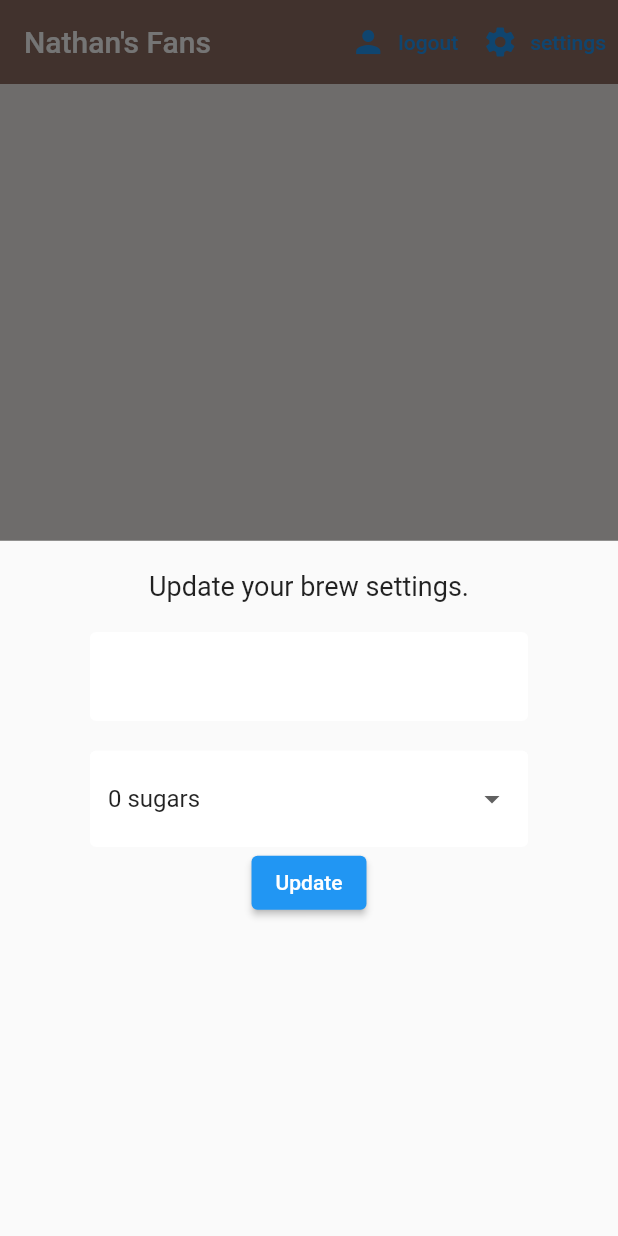
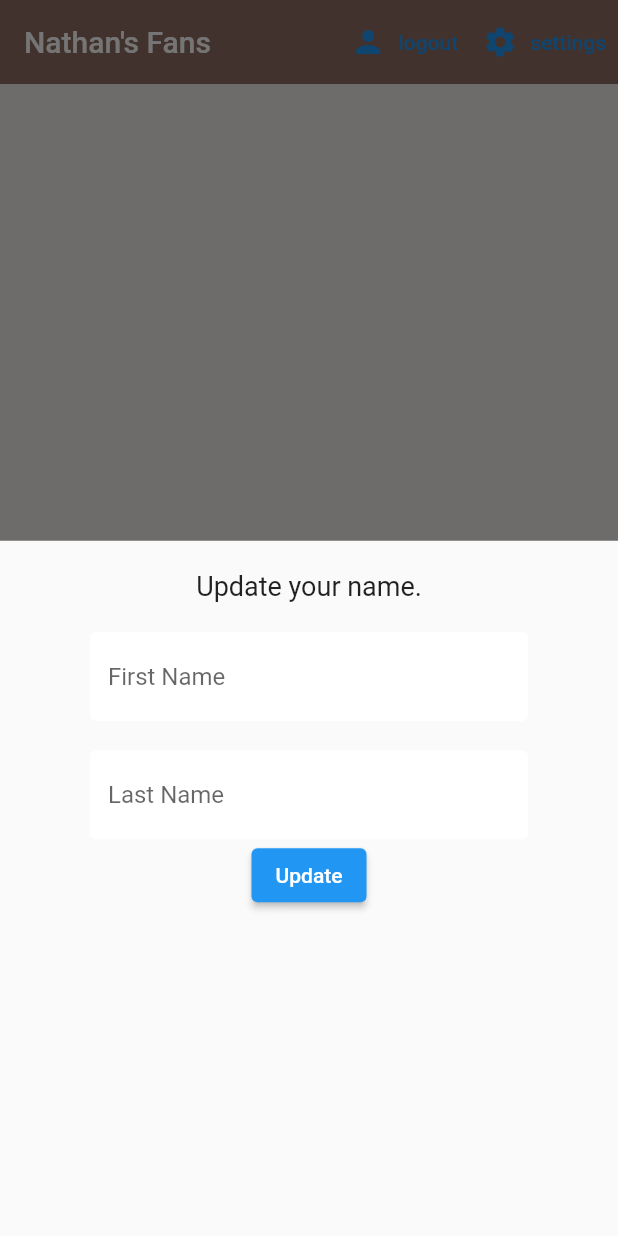
Before and after one commit to nalarkin/nathan_fan_page, a Flutter app: the screen it shows once a user with an empty profile is signed in, after a tap on "settings", on a phone screen of 412 x 824 dp. Run offline on Flutter 3.47's test engine with Material 2 defaults, Android fonts, the light colour scheme and no system bars; our stand-ins replace cloud_firestore, firebase_auth, firebase_core, flutter_spinkit; accounts and stored records are empty.

Commit message:
added functionality to update name

```diff
--- a/lib/screens/authenticate/register.dart
+++ b/lib/screens/authenticate/register.dart
@@ -19,12 +19,15 @@
   // text field state
   String email = '';
   String password = '';
+  String firstName = '';
+  String lastName = '';
   String error = '';
   @override
   Widget build(BuildContext context) {
     return loading
         ? Loading()
         : Scaffold(
+            resizeToAvoidBottomInset: false,
             backgroundColor: Colors.brown[100],
             appBar: AppBar(
               backgroundColor: Colors.brown[400],
@@ -45,7 +48,7 @@
                   key: _formKey,
                   child: Column(
                     children: <Widget>[
-                      SizedBox(height: 20.0),
+                      SizedBox(height: 15.0),
                       TextFormField(
                         decoration:
                             textInputDecoration.copyWith(hintText: 'Email'),
@@ -60,7 +63,7 @@
                           });
                         },
                       ),
-                      SizedBox(height: 20.0),
+                      SizedBox(height: 15.0),
                       TextFormField(
                         decoration:
                             textInputDecoration.copyWith(hintText: 'Password'),
@@ -76,7 +79,39 @@
                           });
                         },
                       ),
-                      SizedBox(height: 20.0),
+                      SizedBox(height: 15.0),
+                      TextFormField(
+                        decoration: textInputDecoration.copyWith(
+                            hintText: 'First Name'),
+                        obscureText: true,
+                        validator: (val) {
+                          return (val?.length ?? 0) < 1
+                              ? 'First Name Required.'
+                              : null;
+                        },
+                        onChanged: (val) {
+                          setState(() {
+                            firstName = val;
+                          });
+                        },
+                      ),
+                      SizedBox(height: 15.0),
+                      TextFormField(
+                        decoration:
+                            textInputDecoration.copyWith(hintText: 'Last Name'),
+                        obscureText: true,
+                        validator: (val) {
+                          return (val?.length ?? 0) < 1
+                              ? 'Last Name Required.'
+                              : null;
+                        },
+                        onChanged: (val) {
+                          setState(() {
+                            lastName = val;
+                          });
+                        },
+                      ),
+                      SizedBox(height: 15.0),
                       ElevatedButton(
                           style: ElevatedButton.styleFrom(
                               primary: Colors.pink[400]),
@@ -85,7 +120,7 @@
                               setState(() => loading = true);
                               dynamic result =
                                   await _auth.registerWithEmailAndPassword(
-                                      email, password);
+                                      email, password, firstName, lastName);
 
                               if (result == null) {
                                 setState(() {
@@ -99,10 +134,10 @@
                             "Register",
                             style: TextStyle(color: Colors.white),
                           )),
-                      SizedBox(height: 12.0),
+                      SizedBox(height: 5.0),
                       Text(
                         error,
-                        style: TextStyle(color: Colors.red, fontSize: 14.0),
+                        style: TextStyle(color: Colors.red, fontSize: 8.0),
                       )
                     ],
                   ),
--- a/lib/screens/home/settings_form.dart
+++ b/lib/screens/home/settings_form.dart
@@ -1,5 +1,8 @@
+import 'package:fanpage/services/database.dart';
 import 'package:flutter/material.dart';
 import 'package:fanpage/shared/constants.dart';
+import 'package:provider/provider.dart';
+import 'package:fanpage/models/user.dart';
 
 class SettingsForm extends StatefulWidget {
   const SettingsForm({Key? key}) : super(key: key);
@@ -13,49 +16,42 @@
   final List<String> sugars = ['0', '1', '2', '3', '4'];
 
   // form values
-  String _currName = '';
-  String _currSugars = '';
-  int _currStrength = 100;
+  String _firstName = '';
+  String _lastName = '';
 
   @override
   Widget build(BuildContext context) {
+    final user = Provider.of<TheUser?>(context);
     return Form(
         key: _formKey,
         child: Column(
           children: <Widget>[
             Text(
-              'Update your brew settings.',
+              'Update your name.',
               style: TextStyle(fontSize: 18.0),
             ),
             SizedBox(height: 20.0),
             TextFormField(
-              decoration: textInputDecoration,
+              decoration: textInputDecoration.copyWith(hintText: 'First Name'),
               validator: (val) =>
-                  (val?.isEmpty as bool) ? 'Please enter a name' : null,
-              onChanged: (val) => setState(() => _currName = val),
+                  (val?.isEmpty ?? false) ? 'Enter a first name.' : null,
+              onChanged: (val) => setState(() => _firstName = val),
             ),
             SizedBox(
               height: 20.0,
             ),
-            // dropdown
-            DropdownButtonFormField(
-              decoration: textInputDecoration,
-              value: _currSugars.isEmpty ? '0' : _currSugars,
-              onChanged: (val) => setState(() => _currSugars = val as String),
-              items: sugars.map((sugar) {
-                return DropdownMenuItem(
-                  value: sugar,
-                  child: Text('$sugar sugars'),
-                );
-              }).toList(),
+            TextFormField(
+              decoration: textInputDecoration.copyWith(hintText: 'Last Name'),
+              validator: (val) =>
+                  (val?.isEmpty ?? false) ? 'Enter a last name.' : null,
+              onChanged: (val) => setState(() => _lastName = val),
             ),
             // slider
 
             ElevatedButton(
                 onPressed: () async {
-                  print(_currName);
-                  print(_currSugars);
-                  print(_currStrength);
+                  await DatabaseService(uid: user?.uid ?? '')
+                      .updateUserData(_firstName, _lastName);
                 },
                 child: Text(
                   'Update',
--- a/lib/screens/wrapper.dart
+++ b/lib/screens/wrapper.dart
@@ -10,7 +10,7 @@
   @override
   Widget build(BuildContext context) {
     final user = Provider.of<TheUser?>(context);
-    print(user);
+    // print(user);
 
     // return either Home or Authenticate wigdget
     if (user == null) {
```
Also changed, not shown: lib/services/auth.dart (+18 -2 lines), lib/services/database.dart (+11 -71 lines).
